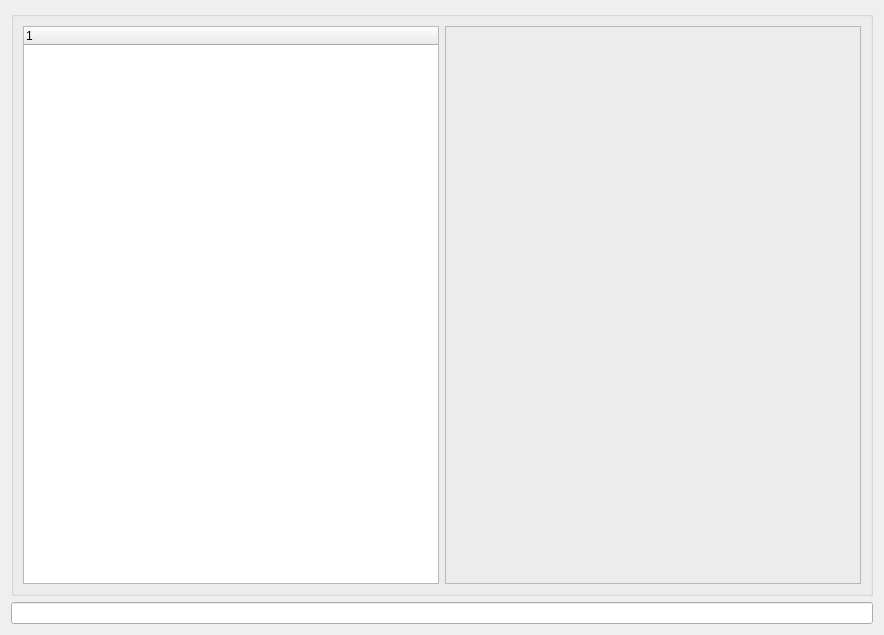
MediaArea/MediaConch_SourceCode, file Source/GUI/Qt/policiestree.ui: the form before one commit.
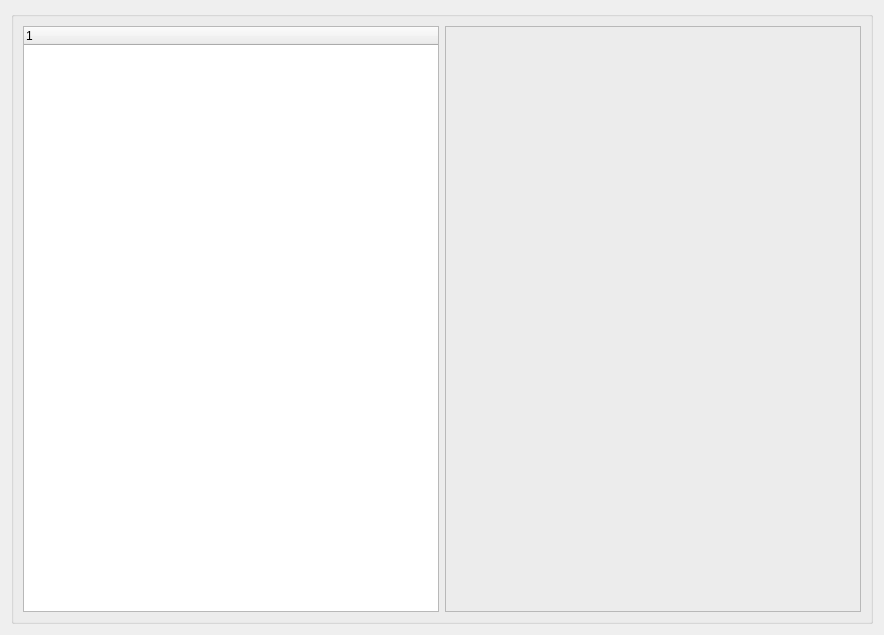
The form after the commit.

Commit message: Policies: Use QStatusBar instead of QLineEdit for errors

```diff
--- a/Source/GUI/Qt/policiestree.ui
+++ b/Source/GUI/Qt/policiestree.ui
@@ -20,9 +20,6 @@
    <number>1</number>
   </property>
   <layout class="QGridLayout" name="gridLayout">
-   <item row="1" column="0">
-    <widget class="QLineEdit" name="error"/>
-   </item>
    <item row="0" column="0">
     <widget class="QGroupBox" name="groupBox">
      <property name="title">
```
The commit also changes 3 other files.
